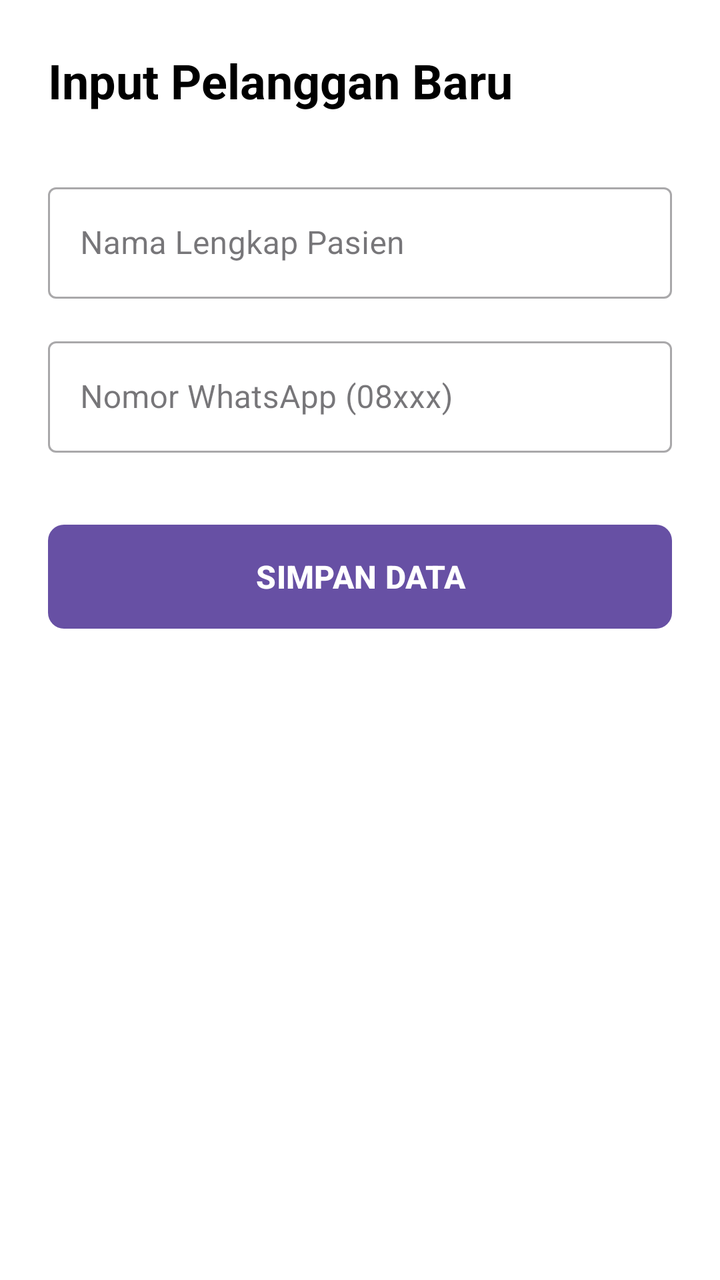
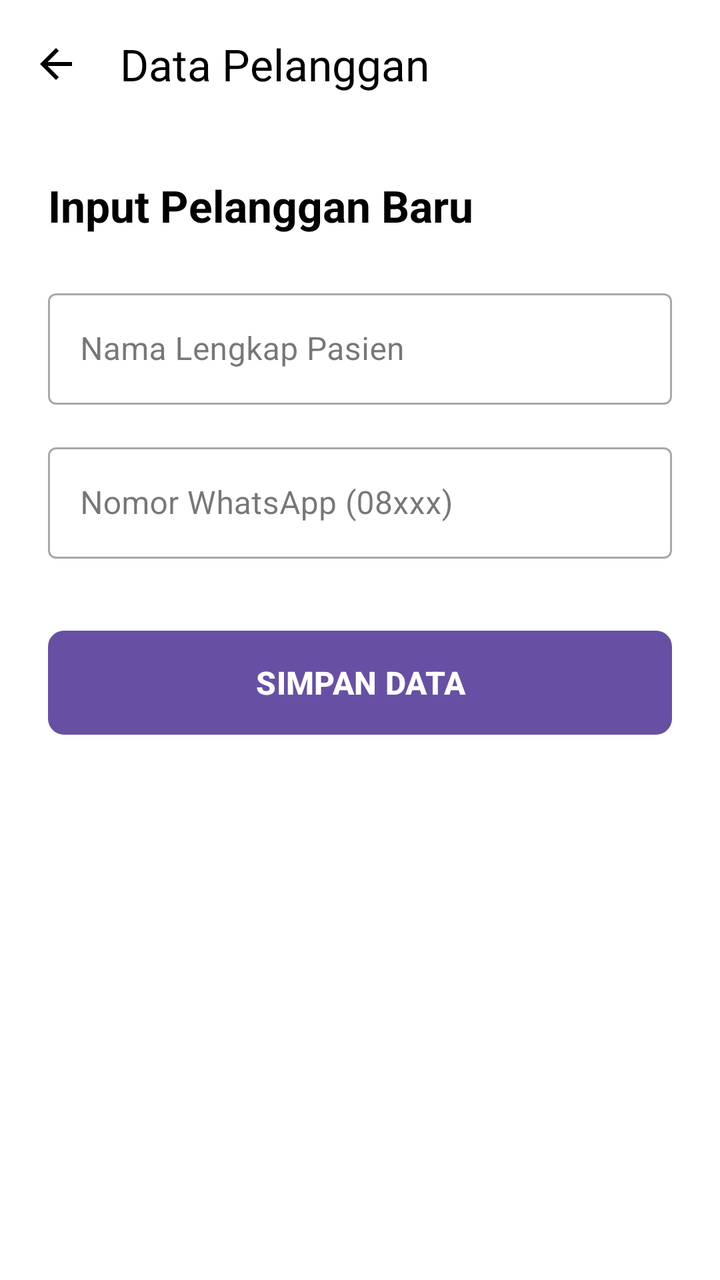

Screens rendered from an Android XML layout before and after an edit, with the pre-edit source and the edit as a unified diff.
<!-- AndroidManifest.xml: application theme Theme.OptikCRM -->
<!-- res/layout/fragment_input_customer.xml -->
<?xml version="1.0" encoding="utf-8"?>
<LinearLayout xmlns:android="http://schemas.android.com/apk/res/android"
    xmlns:app="http://schemas.android.com/apk/res-auto"
    android:layout_width="match_parent"
    android:layout_height="match_parent"
    android:orientation="vertical"
    android:padding="24dp"
    android:background="#FFFFFF">

    <TextView
        android:id="@+id/tvTitle"
        android:layout_width="wrap_content"
        android:layout_height="wrap_content"
        android:text="Input Pelanggan Baru"
        android:textSize="24sp"
        android:textStyle="bold"
        android:textColor="@color/black"
        android:layout_marginBottom="32dp"/>

    <com.google.android.material.textfield.TextInputLayout
        android:layout_width="match_parent"
        android:layout_height="wrap_content"
        android:hint="Nama Lengkap Pasien"
        style="@style/Widget.MaterialComponents.TextInputLayout.OutlinedBox">

        <com.google.android.material.textfield.TextInputEditText
            android:id="@+id/etNama"
            android:layout_width="match_parent"
            android:layout_height="wrap_content"
            android:inputType="textPersonName" />
    </com.google.android.material.textfield.TextInputLayout>

    <com.google.android.material.textfield.TextInputLayout
        android:layout_width="match_parent"
        android:layout_height="wrap_content"
        android:layout_marginTop="16dp"
        android:hint="Nomor WhatsApp (08xxx)"
        style="@style/Widget.MaterialComponents.TextInputLayout.OutlinedBox">

        <com.google.android.material.textfield.TextInputEditText
            android:id="@+id/etNomorHp"
            android:layout_width="match_parent"
            android:layout_height="wrap_content"
            android:inputType="phone" />
    </com.google.android.material.textfield.TextInputLayout>

    <FrameLayout
        android:layout_width="match_parent"
        android:layout_height="wrap_content"
        android:layout_marginTop="32dp">

        <com.google.android.material.button.MaterialButton
            android:id="@+id/btnSimpan"
            android:layout_width="match_parent"
            android:layout_height="60dp"
            android:text="SIMPAN DATA"
            android:textSize="16sp"
            android:textStyle="bold"
            app:cornerRadius="8dp" />

        <ProgressBar
            android:id="@+id/progressBar"
            android:layout_width="wrap_content"
            android:layout_height="wrap_content"
            android:layout_gravity="center"
            android:visibility="invisible"
            android:elevation="10dp"/>
    </FrameLayout>

</LinearLayout>
<!-- resources referenced by this layout -->
<resources>
  <color name="black">#FF000000</color>
  <style name="Theme.OptikCRM" parent="Base.Theme.OptikCRM" />
  <style name="Base.Theme.OptikCRM" parent="Theme.Material3.DayNight.NoActionBar">
          
          
      </style>
</resources>

<!-- the commit's change to res/layout/fragment_input_customer.xml (unified diff, before → after) -->
@@ -4,18 +4,32 @@
     android:layout_width="match_parent"
     android:layout_height="match_parent"
     android:orientation="vertical"
-    android:padding="24dp"
     android:background="#FFFFFF">
 
-    <TextView
-        android:id="@+id/tvTitle"
-        android:layout_width="wrap_content"
-        android:layout_height="wrap_content"
-        android:text="Input Pelanggan Baru"
-        android:textSize="24sp"
-        android:textStyle="bold"
-        android:textColor="@color/black"
-        android:layout_marginBottom="32dp"/>
+    <com.google.android.material.appbar.MaterialToolbar
+        android:id="@+id/toolbar"
+        android:layout_width="match_parent"
+        android:layout_height="?attr/actionBarSize"
+        android:background="#FFFFFF"
+        app:navigationIcon="@drawable/ic_arrow_back_24"
+        app:title="Data Pelanggan"
+        app:titleTextColor="@color/black" />
+
+    <LinearLayout
+        android:layout_width="match_parent"
+        android:layout_height="match_parent"
+        android:orientation="vertical"
+        android:padding="24dp">
+
+        <TextView
+            android:id="@+id/tvTitle"
+            android:layout_width="wrap_content"
+            android:layout_height="wrap_content"
+            android:text="Input Pelanggan Baru"
+            android:textSize="22sp"
+            android:textStyle="bold"
+            android:textColor="@color/black"
+            android:layout_marginBottom="24dp"/>
 
     <com.google.android.material.textfield.TextInputLayout
         android:layout_width="match_parent"
@@ -67,4 +81,6 @@
             android:elevation="10dp"/>
     </FrameLayout>
 
+    </LinearLayout>
+
 </LinearLayout>
<!-- resource entries referenced after the edit -->
@@ -1,6 +1,12 @@
 <!-- resources referenced by this layout -->
 <resources>
   <color name="black">#FF000000</color>
+  <!-- drawable ic_arrow_back_24 (drawable) -->
+  <vector xmlns:android="http://schemas.android.com/apk/res/android" android:autoMirrored="true" android:height="24dp" android:tint="#000000" android:viewportHeight="24" android:viewportWidth="24" android:width="24dp">
+        
+      <path android:fillColor="@android:color/white" android:pathData="M20,11H7.83l5.59,-5.59L12,4l-8,8 8,8 1.41,-1.41L7.83,13H20v-2z"/>
+      
+  </vector>
   <style name="Theme.OptikCRM" parent="Base.Theme.OptikCRM" />
   <style name="Base.Theme.OptikCRM" parent="Theme.Material3.DayNight.NoActionBar">
           
